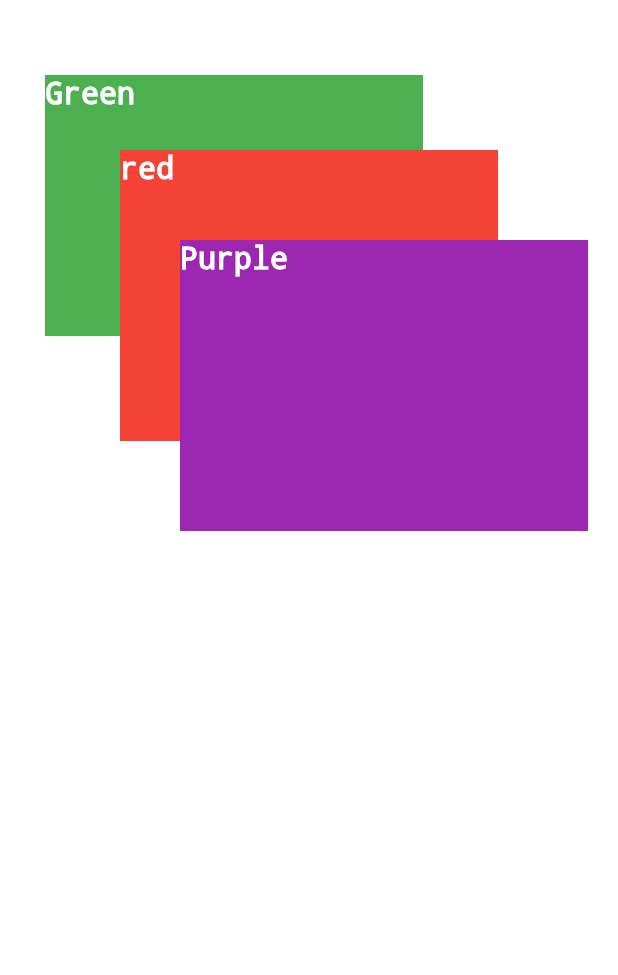
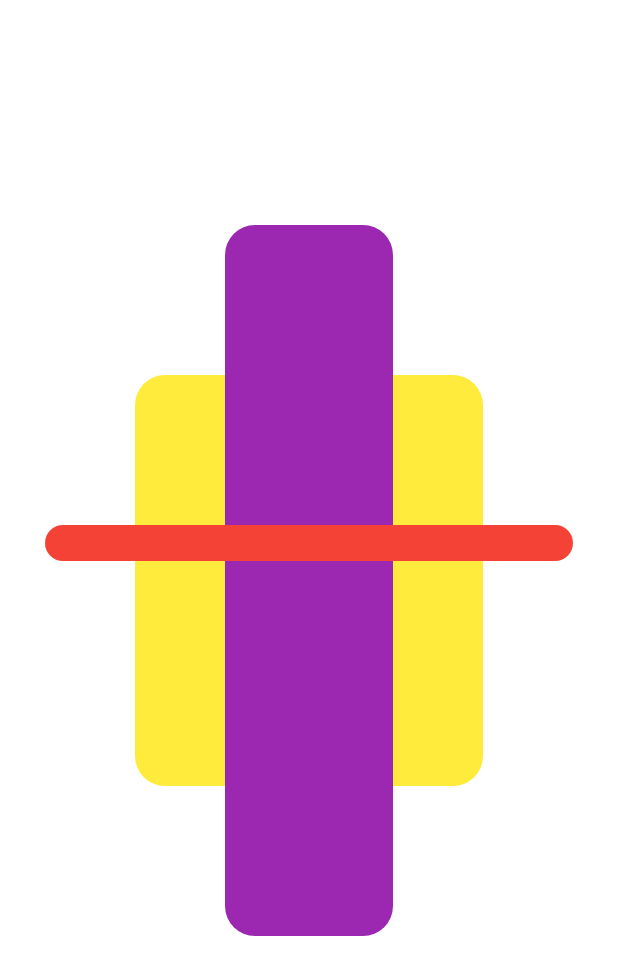
Before and after one commit to Bilol4391/Flutter_Lesson_Two, a Flutter app: the screen it shows after launch, on a phone screen of 412 x 824 dp. Shown: the top 975 px of the screen. Run offline on Flutter 3.47's test engine with Material 2 defaults, Android fonts, the phone set to English and light mode, and no system bars.

Commit message:
Yana Yangi exercise qushildi

```diff
--- a/lib/main.dart
+++ b/lib/main.dart
@@ -419,6 +419,117 @@
 //   }
 // }
 
+
+
+
+
+// import 'package:flutter/material.dart';
+//
+// void main() {
+//   runApp(const MyApp());
+// }
+//
+// class MyApp extends StatelessWidget {
+//   const MyApp({super.key});
+//
+//   // This widget is the root of your application.
+//   @override
+//   Widget build(BuildContext context) {
+//     return MaterialApp(
+//       home: Container(
+//         color: Colors.white,
+//         child: Stack(children:[
+//           Positioned(
+//             top: 50,
+//             bottom: 600,
+//             right: 130,
+//             left: 30,
+//             child: Container(
+//               height: 50,
+//               width: 450,
+//               decoration: const BoxDecoration(
+//                   color: Colors.green,
+//                   borderRadius: BorderRadius.only(
+//                     bottomRight: Radius.circular(20),
+//                     bottomLeft: Radius.circular(20),
+//                     topRight: Radius.circular(20),
+//                     topLeft: Radius.circular(20),
+//                   )),
+//               child: Text(
+//                 "Green",
+//                 textAlign: TextAlign.center,
+//                 style: TextStyle(
+//                     decoration: TextDecoration.none,
+//                     color: Colors.white,
+//                     fontSize: 20),
+//               ),
+//             ),
+//           ),
+//
+//
+//           Positioned(
+//             top: 100,
+//             bottom: 530,
+//             right: 80,
+//             left: 80,
+//             child: Container(
+//               height: 50,
+//               width: 450,
+//               decoration: const BoxDecoration(
+//                   color: Colors.red,
+//                   borderRadius: BorderRadius.only(
+//                     bottomRight: Radius.circular(20),
+//                     bottomLeft: Radius.circular(20),
+//                     topRight: Radius.circular(20),
+//                     topLeft: Radius.circular(20),
+//                   )),
+//               child: Text(
+//                 "red",
+//                 textAlign: TextAlign.center,
+//                 style: TextStyle(
+//                     decoration: TextDecoration.none,
+//                     color: Colors.white,
+//                     fontSize: 20),
+//               ),
+//             ),
+//           ),
+//
+//
+//           Positioned(
+//             top: 160,
+//             bottom: 470,
+//             right: 20,
+//             left: 130,
+//             child: Container(
+//               height: 50,
+//               width: 450,
+//               decoration: const BoxDecoration(
+//                   color: Colors.purple,
+//                   borderRadius: BorderRadius.only(
+//                     bottomRight: Radius.circular(20),
+//                     bottomLeft: Radius.circular(20),
+//                     topRight: Radius.circular(20),
+//                     topLeft: Radius.circular(20),
+//                   )),
+//               child: Text(
+//                 "Purple",
+//                 textAlign: TextAlign.center,
+//                 style: TextStyle(
+//                     decoration: TextDecoration.none,
+//                     color: Colors.white,
+//                     fontSize: 20),
+//               ),
+//             ),
+//           ),
+//         ]),
+//       ),
+//     );
+//   }
+// }
+
+
+
+
 import 'package:flutter/material.dart';
 
 void main() {
@@ -434,19 +545,26 @@ class MyApp extends StatelessWidget {
     return MaterialApp(
       home: Container(
         color: Colors.white,
-        child: Stack(children: [
+        child: Stack(children:[
           Positioned(
-            top: 50,
-            bottom: 600,
-            right: 130,
-            left: 30,
+            top: 250,
+            bottom: 300,
+            right: 90,
+            left: 90,
             child: Container(
               height: 50,
               width: 450,
-              color: Colors.green,
+              decoration: const BoxDecoration(
+                  color: Colors.yellow,
+                  borderRadius: BorderRadius.only(
+                    bottomRight: Radius.circular(20),
+                    bottomLeft: Radius.circular(20),
+                    topRight: Radius.circular(20),
+                    topLeft: Radius.circular(20),
+                  )),
               child: Text(
                 "Green",
-                textAlign: TextAlign.start,
+                textAlign: TextAlign.center,
                 style: TextStyle(
                     decoration: TextDecoration.none,
                     color: Colors.white,
@@ -458,42 +576,42 @@ class MyApp extends StatelessWidget {
 
 
           Positioned(
-            top: 100,
-            bottom: 530,
-            right: 80,
-            left: 80,
+            top: 150,
+            bottom: 200,
+            right: 150,
+            left: 150,
             child: Container(
               height: 50,
               width: 450,
-              color: Colors.red,
-              child: Text(
-                "red",
-                textAlign: TextAlign.start,
-                style: TextStyle(
-                    decoration: TextDecoration.none,
-                    color: Colors.white,
-                    fontSize: 20),
-              ),
+              decoration: const BoxDecoration(
+                  color: Colors.purple,
+                  borderRadius: BorderRadius.only(
+                    bottomRight: Radius.circular(20),
+                    bottomLeft: Radius.circular(20),
+                    topRight: Radius.circular(20),
+                    topLeft: Radius.circular(20),
+                  )),
+
             ),
           ),
 
+
           Positioned(
-            top: 160,
-            bottom: 470,
-            right: 20,
-            left: 120,
+            top: 350,
+            bottom: 450,
+            right: 30,
+            left: 30,
             child: Container(
               height: 50,
               width: 450,
-              color: Colors.purple,
-              child: Text(
-                "Purple",
-                textAlign: TextAlign.start,
-                style: TextStyle(
-                    decoration: TextDecoration.none,
-                    color: Colors.white,
-                    fontSize: 20),
-              ),
+              decoration: const BoxDecoration(
+                  color: Colors.red,
+                  borderRadius: BorderRadius.only(
+                    bottomRight: Radius.circular(20),
+                    bottomLeft: Radius.circular(20),
+                    topRight: Radius.circular(20),
+                    topLeft: Radius.circular(20),
+                  )),
             ),
           ),
 
```
